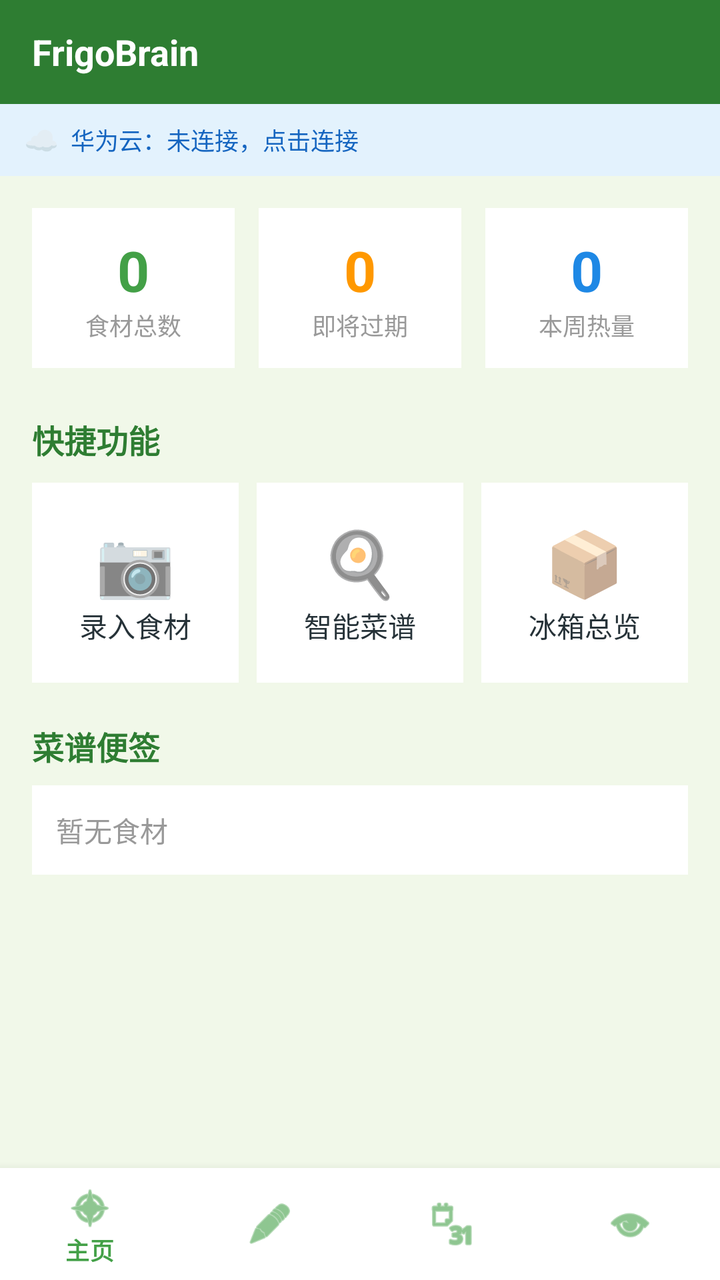
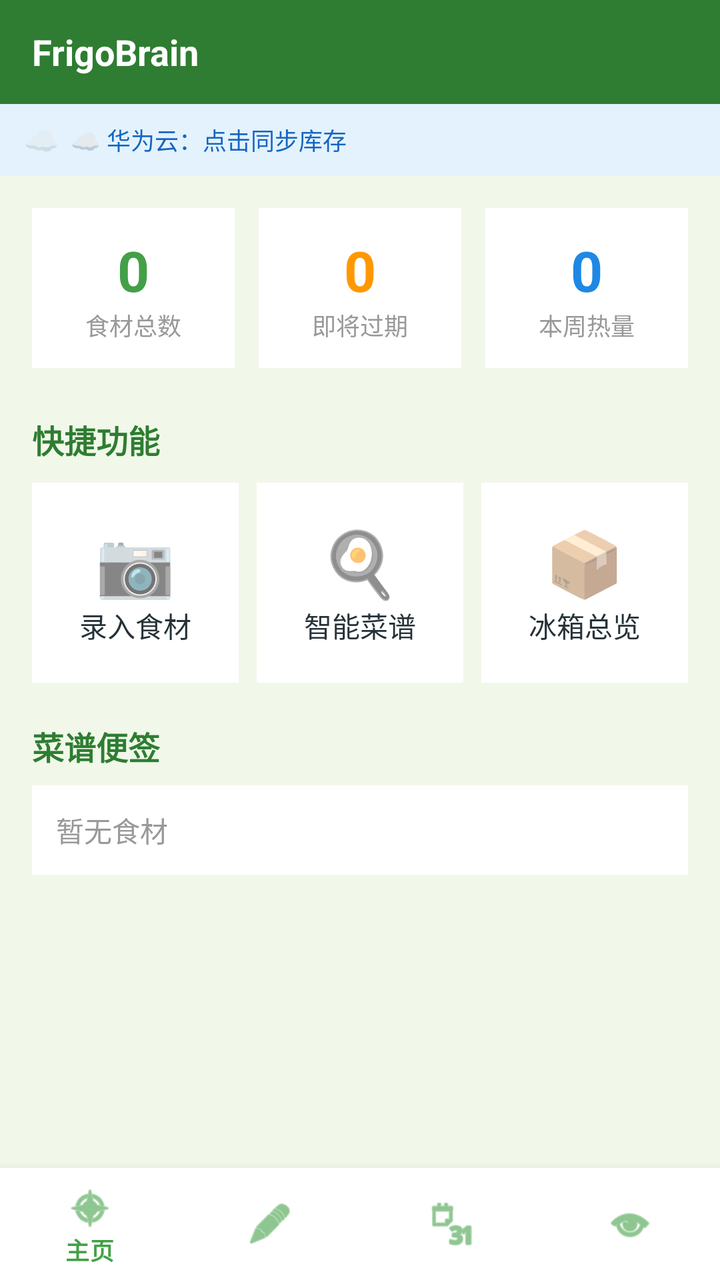

Before-and-after screenshots of an Android layout around one commit, followed by the original layout XML and the change that was made.
<!-- AndroidManifest.xml: application theme Theme.FrigoBrain -->
<!-- res/layout/activity_main.xml -->
<?xml version="1.0" encoding="utf-8"?>
<LinearLayout xmlns:android="http://schemas.android.com/apk/res/android"
    xmlns:app="http://schemas.android.com/apk/res-auto"
    android:layout_width="match_parent"
    android:layout_height="match_parent"
    android:orientation="vertical">

    <LinearLayout
        android:layout_width="match_parent"
        android:layout_height="52dp"
        android:background="@color/primaryDark"
        android:gravity="center_vertical"
        android:paddingHorizontal="16dp">

        <TextView
            android:layout_width="0dp"
            android:layout_height="wrap_content"
            android:layout_weight="1"
            android:text="FrigoBrain"
            android:textColor="@android:color/white"
            android:textSize="18sp"
            android:textStyle="bold" />

        <TextView
            android:id="@+id/tv_version"
            android:layout_width="wrap_content"
            android:layout_height="wrap_content"
            android:text=""
            android:textColor="#AAFFFFFF"
            android:textSize="11sp" />
    </LinearLayout>

    
    <LinearLayout
        android:id="@+id/iot_bar"
        android:layout_width="match_parent"
        android:layout_height="36dp"
        android:background="#E3F2FD"
        android:gravity="center_vertical"
        android:paddingHorizontal="12dp"
        android:clickable="true"
        android:focusable="true">

        <TextView
            android:id="@+id/iot_status_icon"
            android:layout_width="wrap_content"
            android:layout_height="wrap_content"
            android:text="☁️"
            android:textSize="14sp" />

        <TextView
            android:id="@+id/iot_status_text"
            android:layout_width="0dp"
            android:layout_height="wrap_content"
            android:layout_weight="1"
            android:layout_marginStart="6dp"
            android:text="华为云：未连接，点击连接"
            android:textColor="#1565C0"
            android:textSize="12sp" />
    </LinearLayout>

    <LinearLayout
        android:id="@+id/banner_expiry"
        android:layout_width="match_parent"
        android:layout_height="wrap_content"
        android:background="#FFF3E0"
        android:gravity="center_vertical"
        android:orientation="horizontal"
        android:padding="10dp"
        android:visibility="gone">

        <TextView
            android:id="@+id/tv_expiry_alert"
            android:layout_width="0dp"
            android:layout_height="wrap_content"
            android:layout_weight="1"
            android:textColor="#E65100"
            android:textSize="13sp" />

        <TextView
            android:id="@+id/btn_view_expiring"
            android:layout_width="wrap_content"
            android:layout_height="30dp"
            android:background="#FF9800"
            android:gravity="center"
            android:paddingLeft="12dp"
            android:paddingRight="12dp"
            android:text="查看"
            android:textColor="@android:color/white"
            android:textSize="12sp" />
    </LinearLayout>

    <ScrollView
        android:layout_width="match_parent"
        android:layout_height="0dp"
        android:layout_weight="1"
        android:background="#F1F8E9">

        <LinearLayout
            android:layout_width="match_parent"
            android:layout_height="wrap_content"
            android:orientation="vertical"
            android:padding="16dp">

            <LinearLayout
                android:layout_width="match_parent"
                android:layout_height="wrap_content"
                android:orientation="horizontal">

                <LinearLayout
                    android:id="@+id/card_total"
                    android:layout_width="0dp"
                    android:layout_height="80dp"
                    android:layout_weight="1"
                    android:layout_marginEnd="8dp"
                    android:background="@color/surface"
                    android:gravity="center"
                    android:orientation="vertical">

                    <TextView
                        android:id="@+id/tv_total_count"
                        android:layout_width="wrap_content"
                        android:layout_height="wrap_content"
                        android:text="0"
                        android:textColor="@color/primary"
                        android:textSize="28sp"
                        android:textStyle="bold" />

                    <TextView
                        android:layout_width="wrap_content"
                        android:layout_height="wrap_content"
                        android:text="食材总数"
                        android:textColor="#999"
                        android:textSize="12sp" />
                </LinearLayout>

                <LinearLayout
                    android:id="@+id/card_expiring"
                    android:layout_width="0dp"
                    android:layout_height="80dp"
                    android:layout_weight="1"
                    android:layout_marginStart="4dp"
                    android:layout_marginEnd="4dp"
                    android:background="@color/surface"
                    android:gravity="center"
                    android:orientation="vertical">

                    <TextView
                        android:id="@+id/tv_expiring_count"
                        android:layout_width="wrap_content"
                        android:layout_height="wrap_content"
                        android:text="0"
                        android:textColor="#FF9800"
                        android:textSize="28sp"
                        android:textStyle="bold" />

                    <TextView
                        android:layout_width="wrap_content"
                        android:layout_height="wrap_content"
                        android:text="即将过期"
                        android:textColor="#999"
                        android:textSize="12sp" />
                </LinearLayout>

                <LinearLayout
                    android:id="@+id/card_weekly"
                    android:layout_width="0dp"
                    android:layout_height="80dp"
                    android:layout_weight="1"
                    android:layout_marginStart="8dp"
                    android:background="@color/surface"
                    android:gravity="center"
                    android:orientation="vertical">

                    <TextView
                        android:id="@+id/tv_weekly_cal"
                        android:layout_width="wrap_content"
                        android:layout_height="wrap_content"
                        android:text="0"
                        android:textColor="@color/protein"
                        android:textSize="28sp"
                        android:textStyle="bold" />

                    <TextView
                        android:layout_width="wrap_content"
                        android:layout_height="wrap_content"
                        android:text="本周热量"
                        android:textColor="#999"
                        android:textSize="12sp" />
                </LinearLayout>
            </LinearLayout>

            <TextView
                android:layout_width="wrap_content"
                android:layout_height="wrap_content"
                android:layout_marginTop="24dp"
                android:text="快捷功能"
                android:textColor="@color/primaryDark"
                android:textSize="16sp"
                android:textStyle="bold" />

            <LinearLayout
                android:layout_width="match_parent"
                android:layout_height="wrap_content"
                android:layout_marginTop="10dp"
                android:orientation="horizontal">

                <LinearLayout
                    android:id="@+id/btn_quick_add"
                    android:layout_width="0dp"
                    android:layout_height="100dp"
                    android:layout_weight="1"
                    android:layout_marginEnd="6dp"
                    android:background="@color/surface"
                    android:gravity="center"
                    android:orientation="vertical"
                    android:clickable="true"
                    android:focusable="true">

                    <TextView
                        android:layout_width="wrap_content"
                        android:layout_height="wrap_content"
                        android:text="📷"
                        android:textSize="32sp" />

                    <TextView
                        android:layout_width="wrap_content"
                        android:layout_height="wrap_content"
                        android:text="录入食材"
                        android:textColor="@color/onBackground"
                        android:textSize="14sp" />
                </LinearLayout>

                <LinearLayout
                    android:id="@+id/btn_quick_recipe"
                    android:layout_width="0dp"
                    android:layout_height="100dp"
                    android:layout_weight="1"
                    android:layout_marginStart="3dp"
                    android:layout_marginEnd="3dp"
                    android:background="@color/surface"
                    android:gravity="center"
                    android:orientation="vertical"
                    android:clickable="true"
                    android:focusable="true">

                    <TextView
                        android:layout_width="wrap_content"
                        android:layout_height="wrap_content"
                        android:text="🍳"
                        android:textSize="32sp" />

                    <TextView
                        android:layout_width="wrap_content"
                        android:layout_height="wrap_content"
                        android:text="智能菜谱"
                        android:textColor="@color/onBackground"
                        android:textSize="14sp" />
                </LinearLayout>

                <LinearLayout
                    android:id="@+id/btn_quick_nutrition"
                    android:layout_width="0dp"
                    android:layout_height="100dp"
                    android:layout_weight="1"
                    android:layout_marginStart="6dp"
                    android:background="@color/surface"
                    android:gravity="center"
                    android:orientation="vertical"
                    android:clickable="true"
                    android:focusable="true">

                    <TextView
                        android:layout_width="wrap_content"
                        android:layout_height="wrap_content"
                        android:text="📦"
                        android:textSize="32sp" />

                    <TextView
                        android:layout_width="wrap_content"
                        android:layout_height="wrap_content"
                        android:text="冰箱总览"
                        android:textColor="@color/onBackground"
                        android:textSize="14sp" />
                </LinearLayout>
            </LinearLayout>

            <TextView
                android:layout_width="wrap_content"
                android:layout_height="wrap_content"
                android:layout_marginTop="20dp"
                android:text="菜谱便签"
                android:textColor="@color/primaryDark"
                android:textSize="16sp"
                android:textStyle="bold" />

            <TextView
                android:id="@+id/tv_food_list"
                android:layout_width="match_parent"
                android:layout_height="wrap_content"
                android:layout_marginTop="8dp"
                android:background="@color/surface"
                android:padding="12dp"
                android:text="暂无食材"
                android:textColor="#999"
                android:textSize="14sp" />

        </LinearLayout>
    </ScrollView>

    <com.google.android.material.bottomnavigation.BottomNavigationView
        android:id="@+id/bottom_nav"
        android:layout_width="match_parent"
        android:layout_height="wrap_content"
        android:background="@color/surface"
        app:menu="@menu/nav_menu" />

</LinearLayout>
<!-- resources referenced by this layout -->
<resources>
  <color name="onBackground">#263238</color>
  <color name="primary">#43A047</color>
  <color name="primaryDark">#2E7D32</color>
  <color name="protein">#1E88E5</color>
  <color name="surface">#FFFFFF</color>
  <style name="Theme.FrigoBrain" parent="Theme.MaterialComponents.Light.NoActionBar">
          <item name="colorPrimary">@color/primary</item>
          <item name="colorPrimaryDark">@color/primaryDark</item>
          <item name="colorAccent">@color/accent</item>
          <item name="colorPrimaryVariant">@color/primaryDark</item>
          <item name="colorOnPrimary">@color/onPrimary</item>
          <item name="android:colorBackground">@color/background</item>
          <item name="android:statusBarColor">@color/primaryDark</item>
          <item name="colorSurface">@color/surface</item>
          <item name="colorOnSurface">@color/onBackground</item>
          <item name="bottomNavigationStyle">@style/BottomNav</item>
      </style>
  <color name="accent">#FF7043</color>
  <color name="onPrimary">#FFFFFF</color>
  <color name="background">#F1F8E9</color>
  <style name="BottomNav" parent="Widget.MaterialComponents.BottomNavigationView">
          <item name="itemIconTint">@color/primary</item>
          <item name="itemTextColor">@color/primary</item>
          <item name="android:background">@color/surface</item>
          <item name="elevation">8dp</item>
      </style>
</resources>

<!-- the commit's change to res/layout/activity_main.xml (unified diff, before → after) -->
@@ -54,7 +54,7 @@
             android:layout_height="wrap_content"
             android:layout_weight="1"
             android:layout_marginStart="6dp"
-            android:text="华为云：未连接，点击连接"
+            android:text="☁️ 华为云：点击同步库存"
             android:textColor="#1565C0"
             android:textSize="12sp" />
     </LinearLayout>
